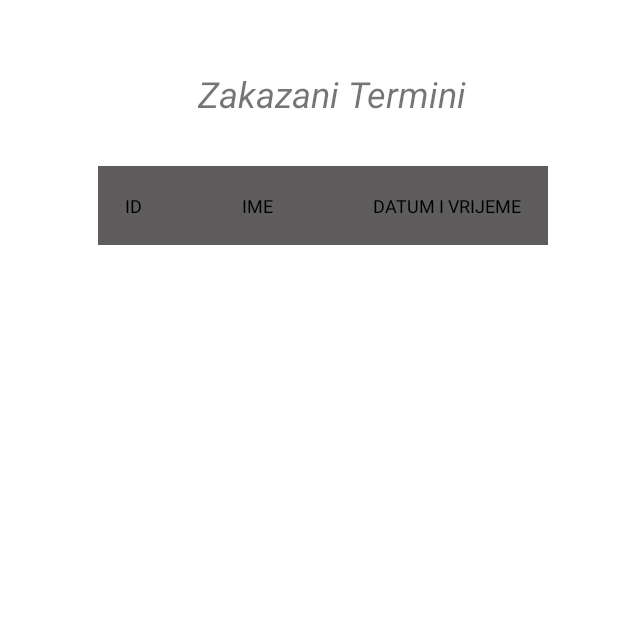
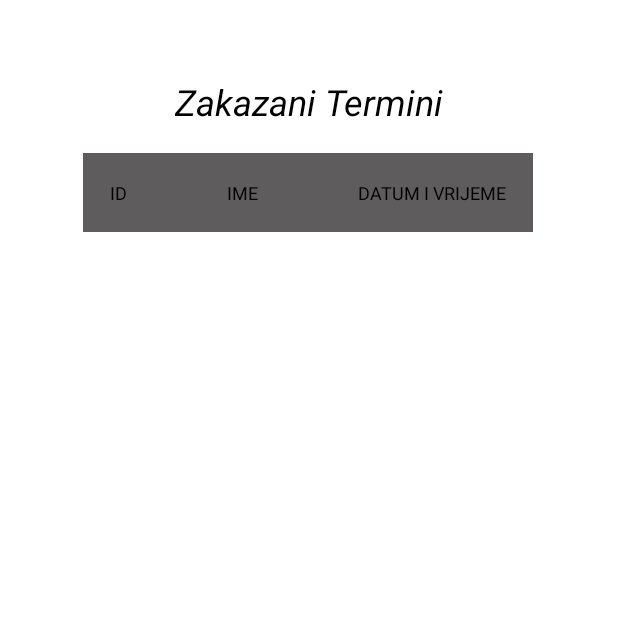
Before and after one commit to benib3/frizerApp, an Android app: the user_window screen opened directly, with no data from a screen before it, on a phone screen of 412 x 824 dp, the top half of it. Run offline under Robolectric (Android 15) with nearby library versions, the phone set to English and light mode, and no system bars.

Commit message:
Update V1.1.2

```diff
--- a/app/src/main/AndroidManifest.xml
+++ b/app/src/main/AndroidManifest.xml
@@ -3,15 +3,17 @@
     package="com.example.frizer">
 
     <application
+
         android:allowBackup="true"
         android:icon="@mipmap/ic_launcher"
         android:label="@string/app_name"
         android:roundIcon="@mipmap/ic_launcher_round"
         android:supportsRtl="true"
+
         android:theme="@style/Theme.Frizer">
         <activity android:name=".user_window"></activity>
-        <activity android:name=".TerminAddActivity" />
-        <activity android:name=".LoginActivity" />
+        <activity android:name=".TerminAddActivity" android:windowSoftInputMode="stateHidden|adjustPan"/>
+        <activity android:name=".LoginActivity" android:windowSoftInputMode="stateHidden|adjustPan"/>
         <activity android:name=".AboutActivity" />
         <activity android:name=".MainActivity">
             <intent-filter>
--- a/app/src/main/res/layout/activity_termin_add.xml
+++ b/app/src/main/res/layout/activity_termin_add.xml
@@ -122,6 +122,7 @@
         android:layout_width="204dp"
         android:layout_height="27dp"
         android:background="#121212"
+
         android:text="Izaberite vrijeme termina:"
         android:textColor="#F1F0F0"
         android:textSize="18sp"
--- a/app/src/main/res/layout/activity_user_window.xml
+++ b/app/src/main/res/layout/activity_user_window.xml
@@ -7,6 +7,20 @@
     tools:context=".user_window">
 
 
+    <TextView
+        android:id="@+id/textView"
+        android:layout_width="wrap_content"
+        android:layout_height="wrap_content"
+        android:text="Zakazani Termini"
+        android:textColor="#000000"
+        android:textSize="24sp"
+        android:textStyle="italic"
+        app:layout_constraintBottom_toBottomOf="parent"
+        app:layout_constraintEnd_toEndOf="parent"
+        app:layout_constraintStart_toStartOf="parent"
+        app:layout_constraintTop_toTopOf="parent"
+        app:layout_constraintVertical_bias="0.065" />
+
     <TableLayout
         android:id="@+id/tableLayout"
         android:layout_width="300dp"
@@ -14,10 +28,10 @@
         android:layout_height="203dp"
         app:layout_constraintBottom_toBottomOf="parent"
         app:layout_constraintEnd_toEndOf="parent"
-        app:layout_constraintHorizontal_bias="0.585"
+        app:layout_constraintHorizontal_bias="0.495"
         app:layout_constraintStart_toStartOf="parent"
         app:layout_constraintTop_toTopOf="parent"
-        app:layout_constraintVertical_bias="0.178">
+        app:layout_constraintVertical_bias="0.164">
 
 
         <TableRow
@@ -64,18 +78,4 @@
         </TableRow>
     </TableLayout>
 
-    <TextView
-        android:id="@+id/textView"
-        android:layout_width="wrap_content"
-        android:layout_height="wrap_content"
-        android:text="Zakazani Termini"
-        android:textSize="24sp"
-        android:textStyle="italic"
-        app:layout_constraintBottom_toBottomOf="parent"
-        app:layout_constraintEnd_toEndOf="parent"
-        app:layout_constraintHorizontal_bias="0.568"
-        app:layout_constraintStart_toStartOf="parent"
-        app:layout_constraintTop_toTopOf="parent"
-        app:layout_constraintVertical_bias="0.058" />
-
 </androidx.constraintlayout.widget.ConstraintLayout>
```
Also changed, not shown: app/src/main/java/com/example/frizer/LoginActivity.java (+2 -15 lines), app/src/main/res/layout/activity_login.xml (+18 -2 lines).
